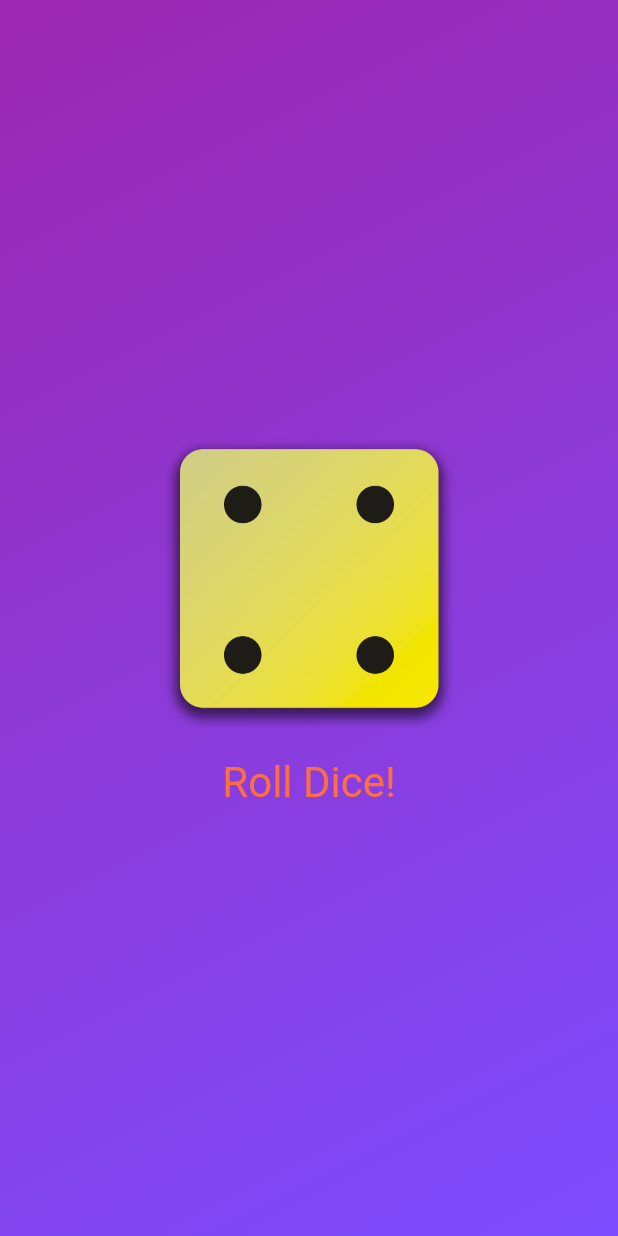
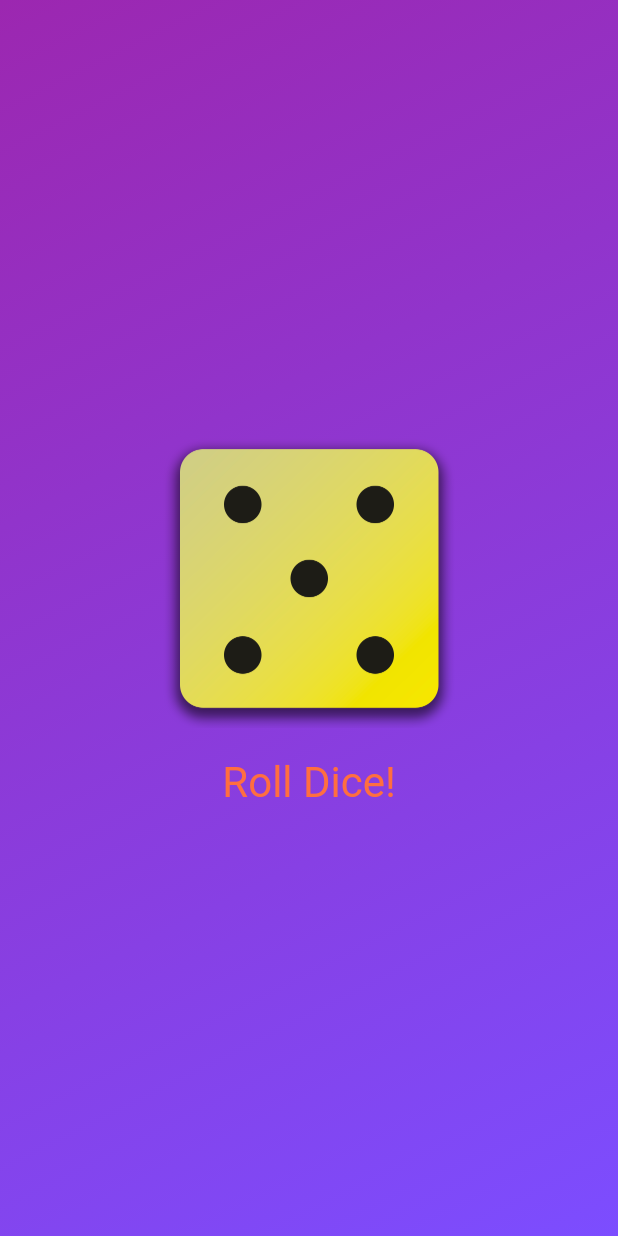
Before and after one commit to 11292-stella/Start_Flutter, a Flutter app: the screen it shows after launch, after a tap on "Roll Dice!", on a phone screen of 412 x 824 dp. Run offline on Flutter 3.47's test engine with Material 3 defaults, Android fonts, the phone set to English and light mode, and no system bars.

Commit message:
Semplificazione dello statet

```diff
--- a/lib/dice_roller.dart
+++ b/lib/dice_roller.dart
@@ -1,4 +1,5 @@
 import 'package:flutter/material.dart';
+import 'dart:math';
 
 //class per creare un widget personalizzato che estende StatefulWidget
 //StatefulWidget è un widget che può essere modificato dopo essere stato creato,
@@ -31,13 +32,26 @@ class DiceRoller extends StatefulWidget {
 class _DiceRollerState extends State<DiceRoller> {
   //var è una variabile che può cambiare tipo di dato in base al valore asegnato
   //ora che abbiamo aggiunto una variabile, const non può essere usato nella classe perchè la classe non è più completamente costante
-  var activeDiceimage = 'assets/images/dice-2.png';
+  //var activeDiceimage = 'assets/images/dice-2.png';
+
+  var diceNumber = 2;
 
   //metodo per gestire l'evento di pressione del bottone
   void rollDice() {
+    //Random è una classe importata da dart:math che genera numeri casuali
+    //nextInt(6) genera un numero intero casuale tra 0 e 5, quindi si aggiunge 1 per ottenere un numero tra 1 e 6
+    //per ottenere il numero preciso va sempre aumentato di 1 perchè parte da 0
+    diceNumber = Random().nextInt(6) + 1;
+
+    //setState è un metodo obbligatorio per tutti i widget StateFul
+    //serve per notificare al framework che lo stato del widget è cambiato
+    //quando si chiama setState, il metodo build viene richiamato di nuovo per aggiornare l'interfaccia utente
     setState(() {
       //activeDiceimage cambia il valore della variabile per cambiare l'immagine visualizzata
-      activeDiceimage = 'assets/images/dice-4.png';
+      //uso della interpolazione di stringa per aggiornare il percorso dell'immagine in base al numero casuale generato
+      //per usare le immagini dinamicamente, abbiamo aggiunto $diceRoll all'interno della stringa, sostituendo il numero fisso dell'immagine
+      //la sintassi $ è usata per inserire il valore di una variabile all'interno di una stringa.
+      //activeDiceimage = 'assets/images/dice-$diceRoll.png';
     });
 
     print('Changing image...');
@@ -60,10 +74,10 @@ class _DiceRollerState extends State<DiceRoller> {
         //asset è un costruttore di Image che carica un'immagine dalle risorse del progetto
         //width è un parametro di Image che imposta la larghezza dell'immagine
         Image.asset(
-          /*'assets/images/dice-5.png'*/
+          'assets/images/dice-$diceNumber.png',
+
           //uso della variabile per cambiare l'immagine visualizzata in base allo stato
-          activeDiceimage,
-
+          //activeDiceimage,
           width: 200,
         ),
         //2. modo di aggiungere uno spazio, crea un box vuoto che occupa spazio al suo interno
```
